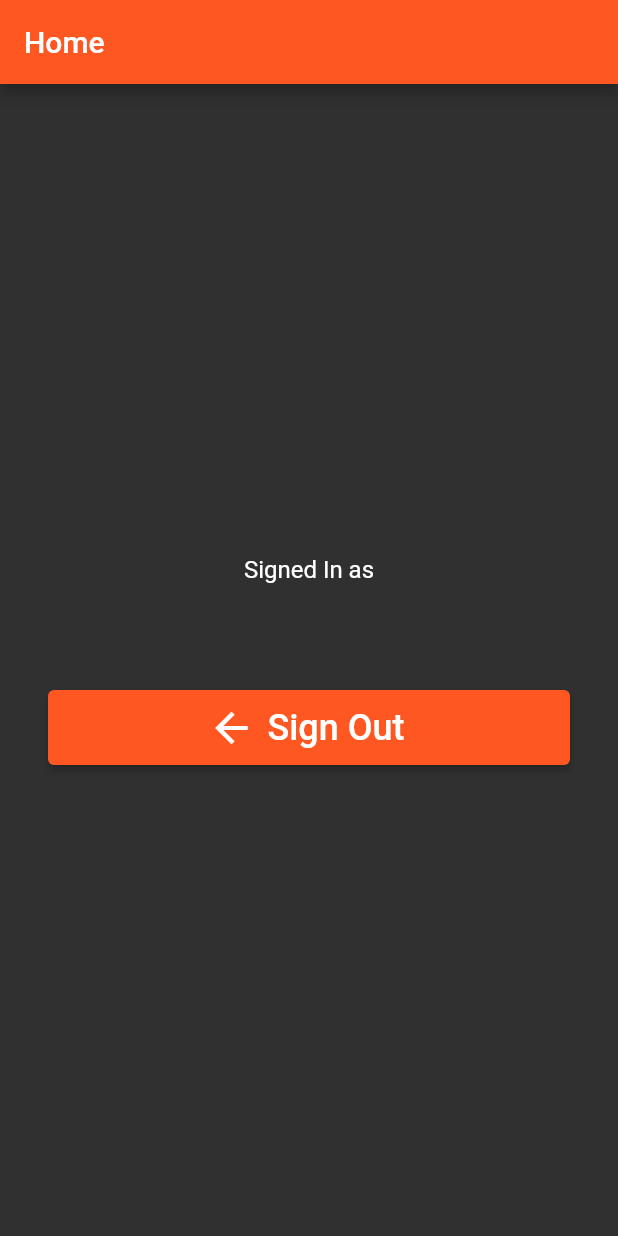
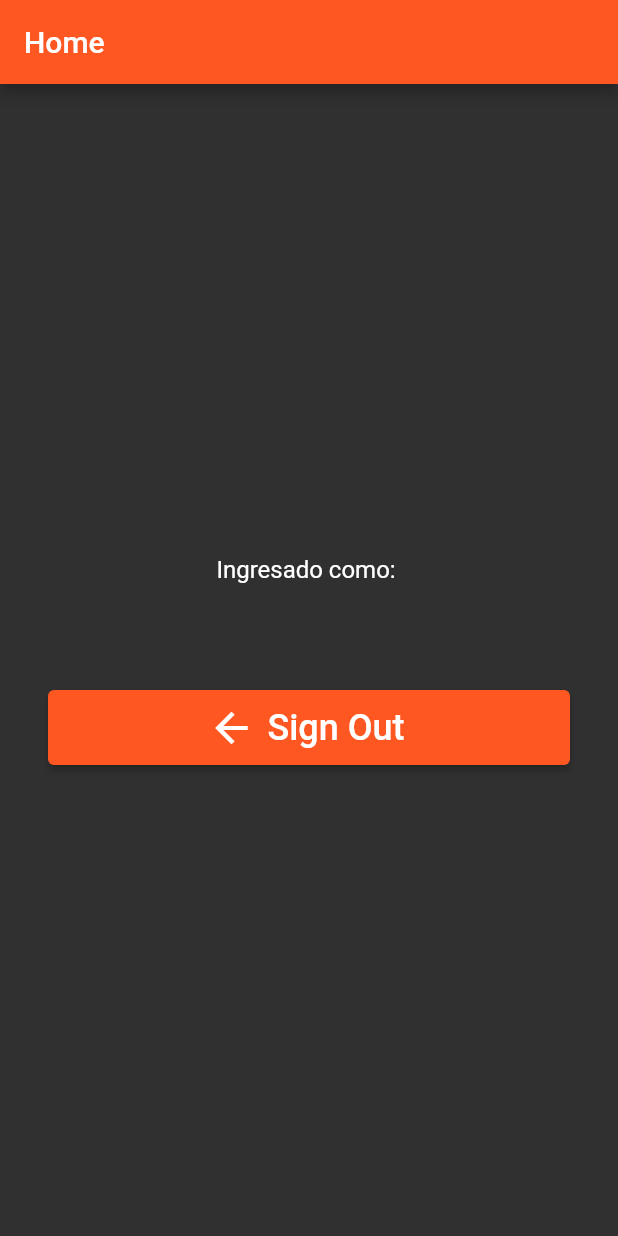
Before and after one commit to jimmychoihe/proyecto_transporte_publico_jj, a Flutter app: the screen it shows once a user with an empty profile is signed in, on a phone screen of 412 x 824 dp. Run offline on Flutter 3.47's test engine with Material 2 defaults, Android fonts, the phone set to English and light mode, and no system bars; our stand-ins replace email_validator, firebase_auth, firebase_core; accounts and stored records are empty.

Commit message:
cambio jimmy

```diff
--- a/lib/pages/home_page.dart
+++ b/lib/pages/home_page.dart
@@ -33,7 +33,7 @@ class _UserInfoLogoutState extends State<UserInfoLogout> {
         mainAxisAlignment: MainAxisAlignment.center,
         children: [
           const Text(
-            'Signed In as',
+            'Ingresado como: ',
             style: TextStyle(fontSize: 16),
           ),
           const SizedBox(height: 8),
```
